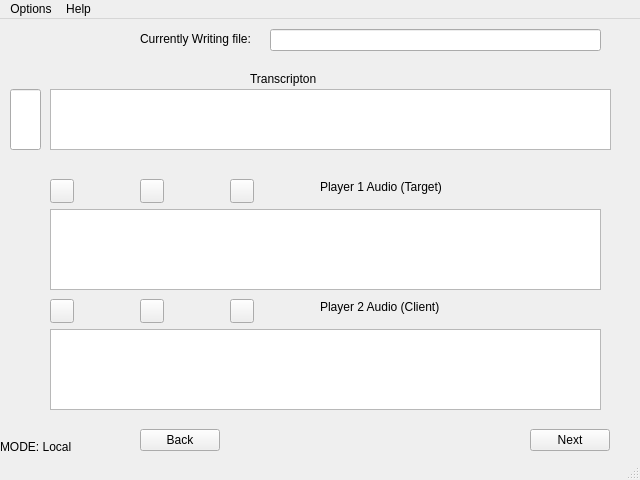
Before: the Qt Designer form ui/MLaudio.ui in TimHanneman/MLaudio, drawn with Qt 5.
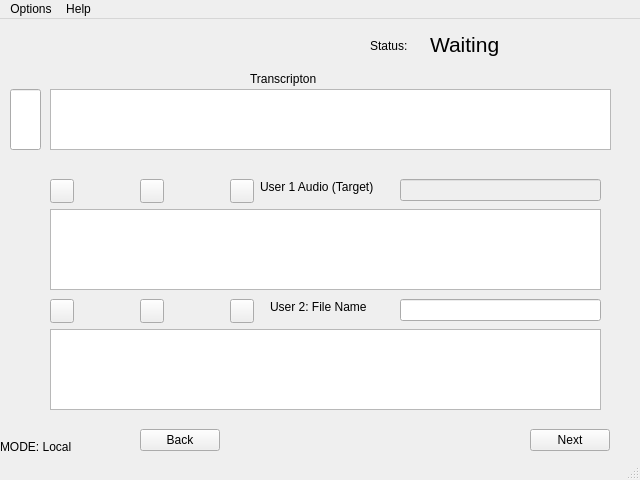
After: the same form once the commit is applied. Icons and pictures are not drawn.

Commit message: implemented record2, play1&2, and stop1&2, next_btn, back_btn. Small UI changes. Audio settings dialog added device selection. TODO: enable/disable ui elements appropriately. User filename2 changes need to be set in settings. implement status, transcription, waveform1&2, and make settings consistent between dialogs. Test crossplatform compatability (Likely will need to change how files are saved.) make a manual. See code comments for bug fixes

Diff of the .ui file:
```diff
--- a/ui/MLaudio.ui
+++ b/ui/MLaudio.ui
@@ -36,31 +36,12 @@
      <cstring>Next_btn</cstring>
     </property>
    </widget>
-   <widget class="QLabel" name="label_2">
-    <property name="geometry">
-     <rect>
-      <x>140</x>
-      <y>10</y>
-      <width>131</width>
-      <height>20</height>
-     </rect>
-    </property>
-    <property name="toolTip">
-     <string>filename that current recording will have</string>
-    </property>
-    <property name="text">
-     <string>Currently Writing file:</string>
-    </property>
-    <property name="buddy">
-     <cstring>lineEdit_filename</cstring>
-    </property>
-   </widget>
    <widget class="QLineEdit" name="lineEdit_filename">
     <property name="geometry">
      <rect>
-      <x>270</x>
-      <y>10</y>
-      <width>331</width>
+      <x>400</x>
+      <y>280</y>
+      <width>201</width>
       <height>22</height>
      </rect>
     </property>
@@ -236,27 +217,27 @@
    <widget class="QLabel" name="label_4">
     <property name="geometry">
      <rect>
-      <x>320</x>
+      <x>260</x>
       <y>160</y>
       <width>141</width>
       <height>16</height>
      </rect>
     </property>
     <property name="text">
-     <string>Player 1 Audio (Target)</string>
+     <string>User 1 Audio (Target)</string>
     </property>
    </widget>
    <widget class="QLabel" name="label_5">
     <property name="geometry">
      <rect>
-      <x>320</x>
+      <x>270</x>
       <y>280</y>
-      <width>161</width>
+      <width>121</width>
       <height>16</height>
      </rect>
     </property>
     <property name="text">
-     <string>Player 2 Audio (Client)</string>
+     <string>User 2: File Name</string>
     </property>
    </widget>
    <widget class="QPushButton" name="Next_btn">
@@ -337,6 +318,53 @@
      </rect>
     </property>
    </widget>
+   <widget class="QLineEdit" name="lineEdit_filename_target">
+    <property name="enabled">
+     <bool>false</bool>
+    </property>
+    <property name="geometry">
+     <rect>
+      <x>400</x>
+      <y>160</y>
+      <width>201</width>
+      <height>22</height>
+     </rect>
+    </property>
+    <property name="toolTip">
+     <string/>
+    </property>
+   </widget>
+   <widget class="QLabel" name="label">
+    <property name="geometry">
+     <rect>
+      <x>370</x>
+      <y>20</y>
+      <width>57</width>
+      <height>14</height>
+     </rect>
+    </property>
+    <property name="text">
+     <string>Status:</string>
+    </property>
+   </widget>
+   <widget class="QLabel" name="label_2">
+    <property name="geometry">
+     <rect>
+      <x>430</x>
+      <y>10</y>
+      <width>111</width>
+      <height>31</height>
+     </rect>
+    </property>
+    <property name="font">
+     <font>
+      <pointsize>16</pointsize>
+     </font>
+    </property>
+    <property name="text">
+     <string>Waiting</string>
+    </property>
+   </widget>
   </widget>
   <widget class="QMenuBar" name="menubar">
    <property name="geometry">
```
The commit also changes 8 other files.
